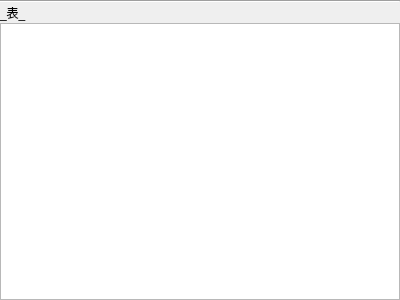
Qt form tablelist.ui (xhy2539/DBMS-Qt) before a commit.
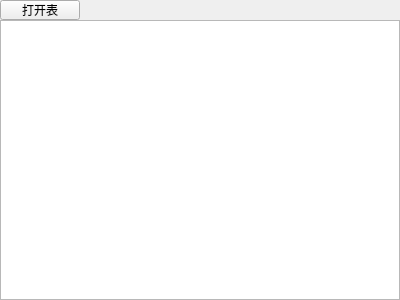
The same form after that commit.

Patch:
```diff
--- a/tablelist.ui
+++ b/tablelist.ui
@@ -29,25 +29,33 @@
    <property name="bottomMargin">
     <number>0</number>
    </property>
-   <item>
-    <widget class="Line" name="line">
-     <property name="lineWidth">
-      <number>1</number>
-     </property>
-     <property name="orientation">
-      <enum>Qt::Orientation::Horizontal</enum>
-     </property>
-    </widget>
-   </item>
    <item>
     <layout class="QHBoxLayout" name="horizontalLayout">
      <property name="spacing">
       <number>0</number>
      </property>
      <item>
-      <widget class="QLabel" name="label">
+      <widget class="QPushButton" name="pushButton">
+       <property name="sizePolicy">
+        <sizepolicy hsizetype="Minimum" vsizetype="Fixed">
+         <horstretch>0</horstretch>
+         <verstretch>0</verstretch>
+        </sizepolicy>
+       </property>
+       <property name="minimumSize">
+        <size>
+         <width>0</width>
+         <height>20</height>
+        </size>
+       </property>
+       <property name="maximumSize">
+        <size>
+         <width>16777215</width>
+         <height>20</height>
+        </size>
+       </property>
        <property name="text">
-        <string>_表_</string>
+        <string>打开表</string>
        </property>
       </widget>
      </item>
@@ -56,6 +64,9 @@
        <property name="orientation">
         <enum>Qt::Orientation::Horizontal</enum>
        </property>
+       <property name="sizeType">
+        <enum>QSizePolicy::Policy::Expanding</enum>
+       </property>
        <property name="sizeHint" stdset="0">
         <size>
          <width>40</width>
```
